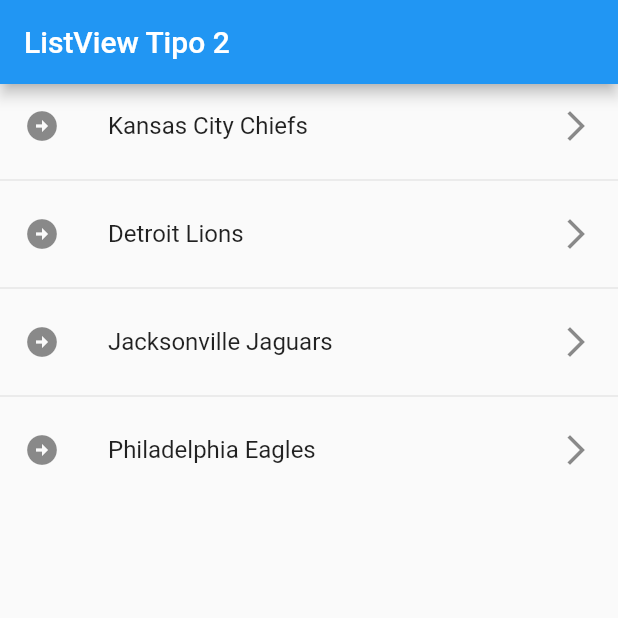
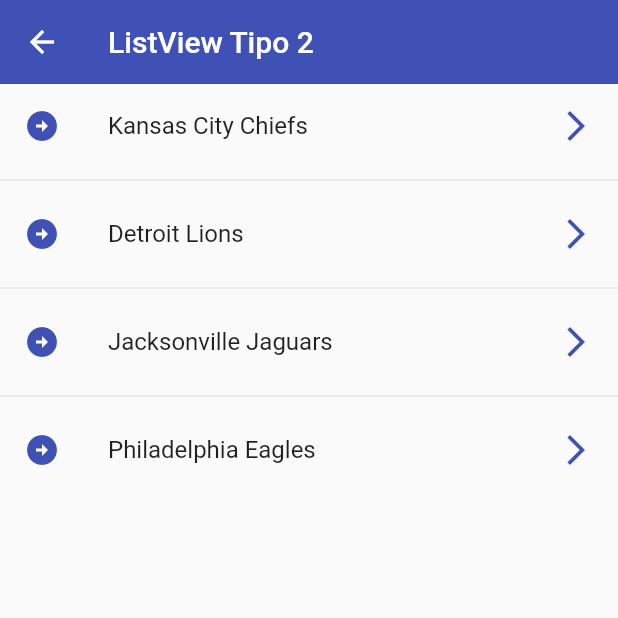
Before and after one commit to gnievap/componentes_flutter, a Flutter app: the ListView2Screen screen opened directly, on a phone screen of 412 x 824 dp, the top half of it. Run offline on Flutter 3.47's test engine with Material 2 defaults, Android fonts, the phone set to English and light mode, and no system bars.

Commit message:
Rutas y manejo de imports

```diff
--- a/lib/screens/listview2_screen.dart
+++ b/lib/screens/listview2_screen.dart
@@ -10,12 +10,18 @@ class ListView2Screen extends StatelessWidget {
     return  Scaffold(
       appBar: AppBar(
         title: const Text('ListView Tipo 2'),
+        elevation: 0,
+        backgroundColor: Colors.indigo,
       ),
       body: ListView.separated(
         itemBuilder: (context, index) => ListTile(
-          leading: const Icon(Icons.arrow_circle_right),
+          leading: const Icon(Icons.arrow_circle_right, color: Colors.indigo,),
           title: Text(options[index]),
-          trailing: const Icon(Icons.arrow_forward_ios_outlined),
+          trailing: const Icon(Icons.arrow_forward_ios_outlined, color: Colors.indigo,),
+          onTap: (){
+            final team = options[index];
+            print(team);
+          },
         ),  // construye o renderiza algun widget, en este caso, cada item de la lista
         separatorBuilder: ( _, __ ) => const Divider(),
         itemCount: options.length),
--- /dev/null
+++ b/lib/screens/screens.dart
@@ -0,0 +1,5 @@
+export 'package:componentes_flutter/screens/alert_screen.dart';
+export 'package:componentes_flutter/screens/card_screen.dart';
+export 'package:componentes_flutter/screens/listview1_screen.dart';
+export 'package:componentes_flutter/screens/listview2_screen.dart';
+export 'package:componentes_flutter/screens/home_screen.dart';
```
Also changed, not shown: lib/main.dart (+9 -6 lines), lib/screens/alert_screen.dart (added, +15 -0 lines), lib/screens/card_screen.dart (added, +15 -0 lines), lib/screens/home_screen.dart (added, +15 -0 lines).
